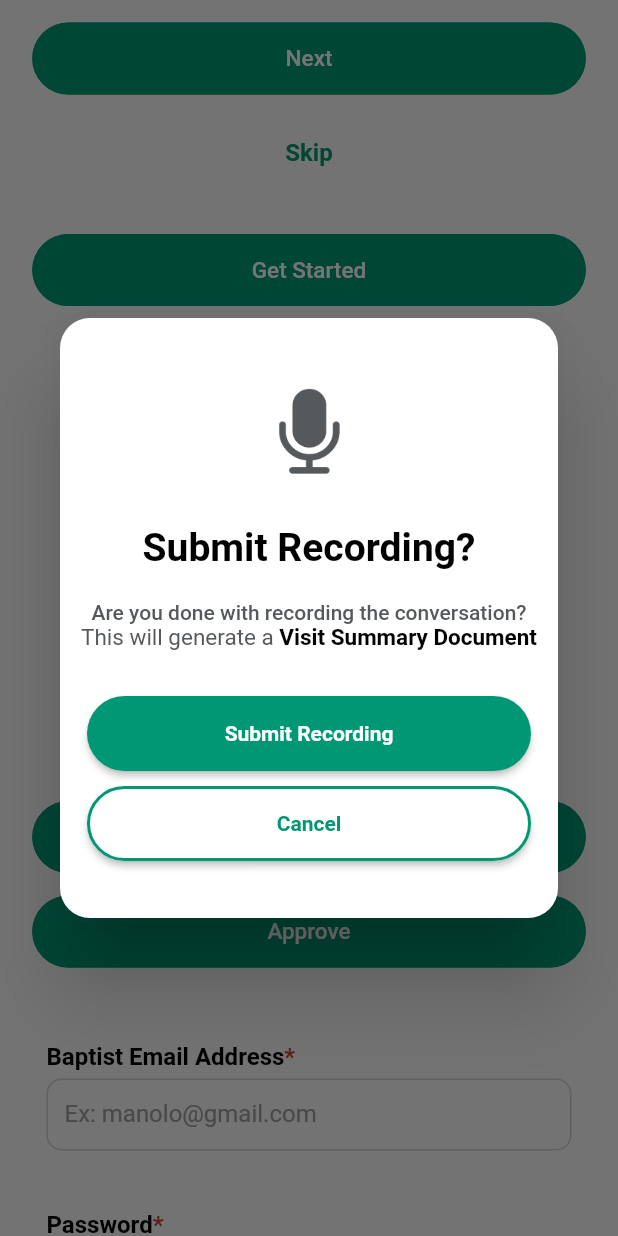
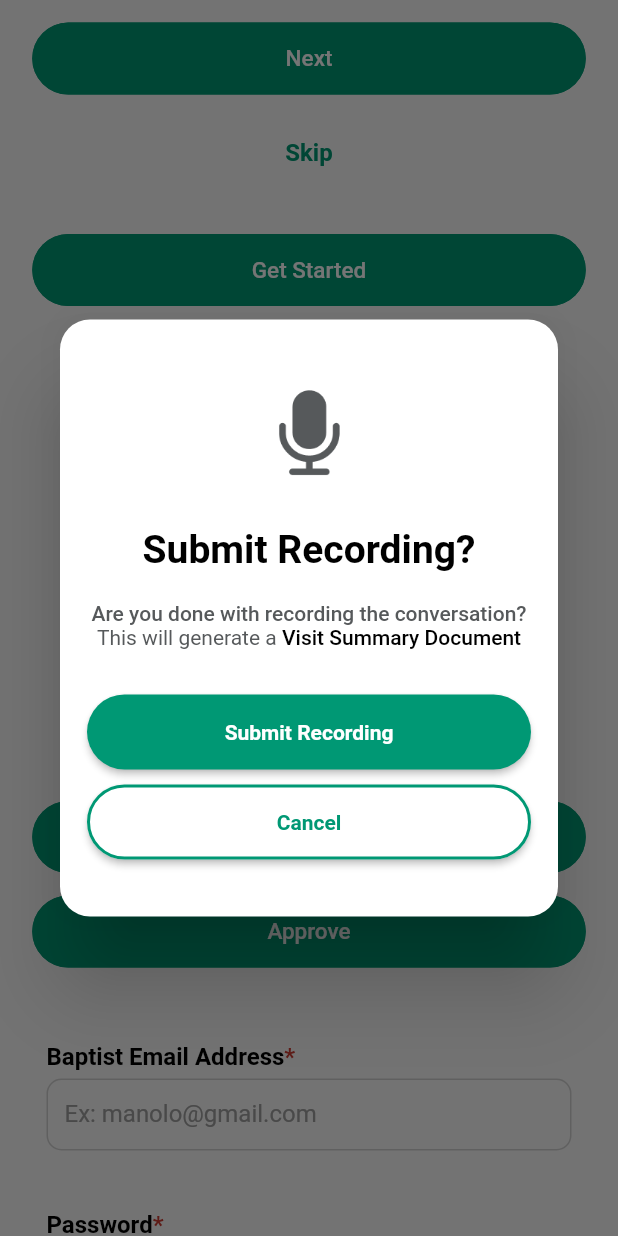
Before and after one commit to rohansolse/recorder_poc, a Flutter app: the screen it shows after launch, after a tap on "Show 1st Dialog", on a phone screen of 412 x 824 dp. Run offline on Flutter 3.47's test engine with Material 2 defaults, Android fonts, the phone set to English and light mode, and no system bars; Roboto replaces fonts that are missing (Archivo).

Commit message:
added rich text based on condition

```diff
--- a/lib/audio/widgets/dialog_box/app_dialog_box.dart
+++ b/lib/audio/widgets/dialog_box/app_dialog_box.dart
@@ -97,26 +97,11 @@ class AppDialogBox extends StatelessWidget {
               ),
               if (richText)
                 Center(
-                  child: RichText(
-                    text: TextSpan(
-                      text: richtextTitle,
-                      style: const TextStyle(
-                        color: AppColor.textPrimaryColor,
-                        fontSize: AppDialogBoxTheme.richTextFontSize,
-                        fontFamily: AppDialogBoxTheme.richTextFontFamily,
-                      ),
-                      children: [
-                        TextSpan(
-                          text: textSpan,
-                          style: const TextStyle(
-                            color: AppColor.dialogTitle,
-                            fontSize: AppDialogBoxTheme.richTextFontSize,
-                            fontFamily: AppDialogBoxTheme.richTextFontFamily,
-                            fontWeight: AppDialogBoxTheme.richTextFontWeight,
-                          ),
-                        ),
-                      ],
-                    ),
+                  child: PText(
+                    'This will generate a ',
+                    type: TextSize.PBase,
+                    richText: richText,
+                    textSpan: 'Visit Summary Document',
                   ),
                 ),
               const SizedBox(height: 30),
--- a/lib/text.dart
+++ b/lib/text.dart
@@ -104,9 +104,12 @@ class PText extends StatelessWidget {
   final FontFamilyEnum fontFamily;
   final TextDecoration? textDecoration;
   final TextAlign? textAlign;
+  final bool richText;
+  final String? textSpan;
 
-  const PText(this.title,
-      {Key? key,
+  const PText(
+    this.title, {
+    Key? key,
     this.type = TextSize.base,
     this.isOverflow = false,
     this.color = AppColor.textPrimaryColor,
@@ -117,8 +120,10 @@ class PText extends StatelessWidget {
     this.fontFamily = FontFamilyEnum.roboto,
     this.textDecoration,
     this.height,
-      this.textAlign})
-      : super(key: key);
+    this.textAlign,
+    this.richText = false,
+    this.textSpan,
+  }) : super(key: key);
 
   getFontFamily() {
     switch (fontFamily) {
@@ -133,7 +138,29 @@ class PText extends StatelessWidget {
   Widget build(BuildContext context) {
     SizeConfig.init(context);
 
-    return Text(
+    return richText
+        ? RichText(
+            text: TextSpan(
+              text: title,
+              style: TextStyle(
+                color: AppColor.textPrimaryColor,
+                fontSize: SizeConfig.devicetype!.typeScale[type],
+                fontFamily: getFontFamily(),
+              ),
+              children: [
+                TextSpan(
+                  text: textSpan,
+                  style: TextStyle(
+                    color: AppColor.dialogTitle,
+                    fontSize: SizeConfig.devicetype!.typeScale[type],
+                    fontFamily: getFontFamily(),
+                    fontWeight: weight.value,
+                  ),
+                ),
+              ],
+            ),
+          )
+        : Text(
             title,
             overflow: isOverflow ? TextOverflow.ellipsis : null,
             textScaleFactor: 1.0,
```
Lines whose indentation alone changed are shown as unchanged.
